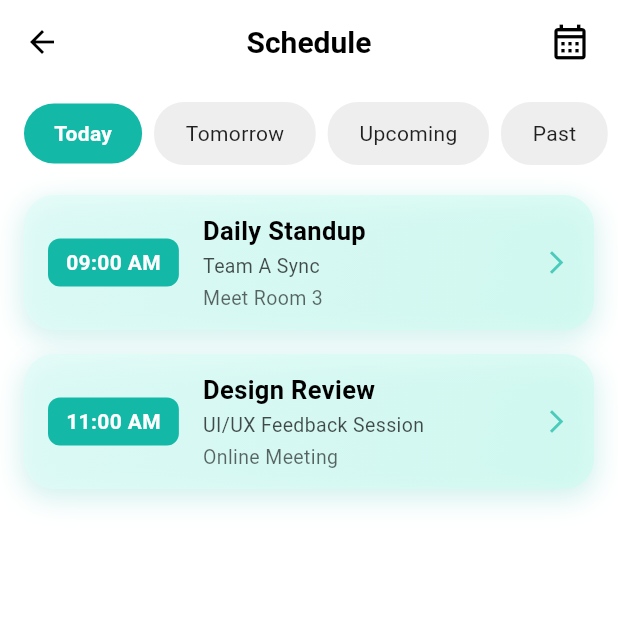
After one commit to essor1234/campussync, a Flutter app: the ScheduleScreen screen opened by its route, on a phone screen of 412 x 824 dp, the top half of it. The commit adds this screen. Run offline on Flutter 3.47's test engine with Material 3 defaults, Android fonts, the phone set to English and light mode, and no system bars; our stand-ins replace sqflite; accounts and stored records are empty.

Commit message:
build schedule UI

```diff
--- /dev/null
+++ b/lib/screens/schedule/schedule_day_filter.dart
@@ -0,0 +1,43 @@
+import 'package:campussync/screens/event/events_screen.dart';
+import 'package:flutter/material.dart'; // For kColorTeal, kColorTagNeutral
+
+class ScheduleDayFilter extends StatelessWidget {
+  final String label;
+  final bool isSelected;
+  final VoidCallback onTap;
+
+  const ScheduleDayFilter({
+    super.key,
+    required this.label,
+    required this.isSelected,
+    required this.onTap,
+  });
+
+  @override
+  Widget build(BuildContext context) {
+    return GestureDetector(
+      onTap: onTap,
+      child: Container(
+        margin: const EdgeInsets.only(right: 8),
+        padding: const EdgeInsets.symmetric(horizontal: 20, vertical: 10),
+        decoration: BoxDecoration(
+          color: isSelected
+              ? kColorTeal
+              : Colors.grey[200], // Active vs inactive color
+          borderRadius: BorderRadius.circular(20),
+          border: isSelected
+              ? null
+              : Border.all(color: Colors.transparent), // No border for inactive
+        ),
+        child: Text(
+          label,
+          style: TextStyle(
+            color: isSelected ? Colors.white : Colors.black87,
+            fontWeight: isSelected ? FontWeight.bold : FontWeight.normal,
+            fontSize: 14,
+          ),
+        ),
+      ),
+    );
+  }
+}
--- /dev/null
+++ b/lib/screens/schedule/schedule_event_tile.dart
@@ -0,0 +1,110 @@
+import 'package:flutter/material.dart';
+
+class ScheduleEventTile extends StatelessWidget {
+  final String time;
+  final String title;
+  final String subtitle;
+  final String location;
+  final Gradient gradient;
+  final Color accentColor; // For the time bubble and text
+  final VoidCallback onTap;
+
+  const ScheduleEventTile({
+    super.key,
+    required this.time,
+    required this.title,
+    required this.subtitle,
+    required this.location,
+    required this.gradient,
+    required this.accentColor,
+    required this.onTap,
+  });
+
+  @override
+  Widget build(BuildContext context) {
+    return GestureDetector(
+      onTap: onTap,
+      child: Container(
+        padding: const EdgeInsets.symmetric(horizontal: 16, vertical: 12),
+        decoration: BoxDecoration(
+          borderRadius: BorderRadius.circular(20),
+          gradient: gradient,
+          boxShadow: [
+            BoxShadow(
+              color: accentColor.withOpacity(0.2),
+              blurRadius: 15,
+              spreadRadius: 1,
+              offset: const Offset(0, 5),
+            ),
+          ],
+        ),
+        child: Row(
+          crossAxisAlignment: CrossAxisAlignment.center,
+          children: [
+            // Left side: Time bubble
+            Container(
+              padding: const EdgeInsets.symmetric(horizontal: 12, vertical: 6),
+              decoration: BoxDecoration(
+                color: accentColor,
+                borderRadius: BorderRadius.circular(8),
+              ),
+              child: Text(
+                time,
+                style: const TextStyle(
+                  color: Colors.white,
+                  fontWeight: FontWeight.bold,
+                  fontSize: 14,
+                ),
+              ),
+            ),
+            const SizedBox(width: 16),
+            // Middle: Event details
+            Expanded(
+              child: Column(
+                crossAxisAlignment: CrossAxisAlignment.start,
+                children: [
+                  Text(
+                    title,
+                    style: const TextStyle(
+                      color: Colors.black,
+                      fontWeight: FontWeight.bold,
+                      fontSize: 17,
+                    ),
+                    maxLines: 1,
+                    overflow: TextOverflow.ellipsis,
+                  ),
+                  const SizedBox(height: 2),
+                  Text(
+                    subtitle,
+                    style: TextStyle(
+                      color: Colors.black.withOpacity(0.7),
+                      fontSize: 13,
+                    ),
+                    maxLines: 1,
+                    overflow: TextOverflow.ellipsis,
+                  ),
+                  const SizedBox(height: 2),
+                  Text(
+                    location,
+                    style: TextStyle(
+                      color: Colors.black.withOpacity(0.6),
+                      fontSize: 13,
+                    ),
+                    maxLines: 1,
+                    overflow: TextOverflow.ellipsis,
+                  ),
+                ],
+              ),
+            ),
+            // Right side: Optional arrow icon
+            Icon(
+              Icons.arrow_forward_ios,
+              color: accentColor.withOpacity(0.7),
+              size: 18,
+            ),
+          ],
+        ),
+      ),
+    );
+  }
+}
--- /dev/null
+++ b/lib/screens/schedule/schedule_screen.dart
@@ -0,0 +1,352 @@
+import 'package:campussync/screens/event/events_screen.dart';
+import 'package:flutter/material.dart';
+import 'package:flutter/services.dart';
+import 'schedule_day_filter.dart';
+import 'schedule_event_tile.dart';
+
+import 'package:intl/intl.dart'; // Add 'intl' package to your pubspec.yaml
+import 'calendar_day_chip.dart';
+import 'time_slot_tile.dart';
+
+// --- Data Model for an Event ---
+class ScheduleEvent {
+  final String title;
+  final String subtitle;
+  final String location;
+  final DateTime startTime;
+  final int durationInMinutes;
+  final Color accentColor;
+
+  ScheduleEvent({
+    required this.title,
+    required this.subtitle,
+    required this.location,
+    required this.startTime,
+    this.durationInMinutes = 60,
+    required this.accentColor,
+  });
+}
+
+class ScheduleScreen extends StatefulWidget {
+  const ScheduleScreen({super.key});
+
+  @override
+  State<ScheduleScreen> createState() => _ScheduleScreenState();
+}
+
+class _ScheduleScreenState extends State<ScheduleScreen> {
+  // --- STATE VARIABLES ---
+
+  // View toggling state
+  bool _isCalendarView = false;
+
+  // State for List View
+  String _selectedDayFilter = 'Today';
+
+  // State for Calendar View
+  DateTime _selectedCalendarDay = DateTime.now();
+  final DateTime _today = DateTime.now();
+
+  // --- SAMPLE DATA ---
+  // In a real app, this would come from a database or API
+  final Map<DateTime, List<ScheduleEvent>> _events = {};
+
+  @override
+  void initState() {
+    super.initState();
+    final now = DateTime.now();
+    final today = DateTime(now.year, now.month, now.day);
+    final tomorrow = today.add(const Duration(days: 1));
+
+    _events.addAll({
+      today: [
+        ScheduleEvent(
+          title: 'Daily Standup',
+          subtitle: 'Team A Sync',
+          location: 'Meet Room 3',
+          startTime: today.add(const Duration(hours: 9)),
+          durationInMinutes: 30,
+          accentColor: kColorTeal,
+        ),
+        ScheduleEvent(
+          title: 'Design Review',
+          subtitle: 'UI/UX Feedback Session',
+          location: 'Online Meeting',
+          startTime: today.add(const Duration(hours: 11)),
+          durationInMinutes: 60,
+          accentColor: kColorTeal,
+        ),
+      ],
+      tomorrow: [
+        ScheduleEvent(
+          title: 'Code Refactoring',
+          subtitle: 'Improve component reusability',
+          location: 'Remote',
+          startTime: tomorrow.add(const Duration(hours: 10)),
+          durationInMinutes: 120,
+          accentColor: kColorTeal,
+        ),
+      ],
+    });
+  }
+
+  // --- METHODS ---
+
+  void _onDayFilterTap(String day) {
+    setState(() {
+      _selectedDayFilter = day;
+    });
+    print('Selected list view filter: $day');
+  }
+
+  void _onCalendarDayTap(DateTime day) {
+    setState(() {
+      _selectedCalendarDay = day;
+    });
+    print('Selected calendar day: $day');
+  }
+
+  void _toggleView() {
+    setState(() {
+      _isCalendarView = !_isCalendarView;
+    });
+    print('Toggled view to: ${_isCalendarView ? "Calendar" : "List"}');
+  }
+
+  // --- WIDGET BUILDERS ---
+
+  @override
+  Widget build(BuildContext context) {
+    SystemChrome.setSystemUIOverlayStyle(
+      const SystemUiOverlayStyle(
+        statusBarIconBrightness: Brightness.dark,
+        statusBarColor: Colors.transparent,
+      ),
+    );
+
+    return Scaffold(
+      appBar: _buildAppBar(),
+      body: _isCalendarView ? _buildCalendarView() : _buildListViewBody(),
+    );
+  }
+
+  /// Builds the AppBar for the Schedule screen
+  AppBar _buildAppBar() {
+    return AppBar(
+      backgroundColor: Colors.white,
+      elevation: 0,
+      leading: IconButton(
+        icon: const Icon(Icons.arrow_back, color: Colors.black),
+        onPressed: () {
+          print('Back button pressed on Schedule screen');
+          // Example action: Navigator.pop(context);
+        },
+      ),
+      title: const Text(
+        'Schedule',
+        style: TextStyle(
+          color: Colors.black,
+          fontWeight: FontWeight.bold,
+          fontSize: 20,
+        ),
+      ),
+      centerTitle: true,
+      actions: [
+        // The new toggle button
+        IconButton(
+          icon: Icon(
+            _isCalendarView
+                ? Icons.view_list_outlined
+                : Icons.calendar_month_outlined,
+            color: Colors.black,
+            size: 28,
+          ),
+          onPressed: _toggleView,
+        ),
+        const SizedBox(width: 8),
+      ],
+    );
+  }
+
+  // --- LIST VIEW (Original) ---
+
+  /// Body for the original "List View"
+  Widget _buildListViewBody() {
+    return Column(children: [_buildDayFilters(), _buildEventList()]);
+  }
+
+  /// Horizontal day filter chips (Today, Tomorrow, Upcoming)
+  Widget _buildDayFilters() {
+    return SingleChildScrollView(
+      scrollDirection: Axis.horizontal,
+      padding: const EdgeInsets.symmetric(horizontal: 16, vertical: 12),
+      child: Row(
+        children: [
+          ScheduleDayFilter(
+            label: 'Today',
+            isSelected: _selectedDayFilter == 'Today',
+            onTap: () => _onDayFilterTap('Today'),
+          ),
+          ScheduleDayFilter(
+            label: 'Tomorrow',
+            isSelected: _selectedDayFilter == 'Tomorrow',
+            onTap: () => _onDayFilterTap('Tomorrow'),
+          ),
+          ScheduleDayFilter(
+            label: 'Upcoming',
+            isSelected: _selectedDayFilter == 'Upcoming',
+            onTap: () => _onDayFilterTap('Upcoming'),
+          ),
+          ScheduleDayFilter(
+            label: 'Past',
+            isSelected: _selectedDayFilter == 'Past',
+            onTap: () => _onDayFilterTap('Past'),
+          ),
+        ],
+      ),
+    );
+  }
+
+  /// List of scheduled events
+  Widget _buildEventList() {
+    // This logic would be expanded based on the filter
+    List<ScheduleEvent> eventsToShow = [];
+    if (_selectedDayFilter == 'Today') {
+      eventsToShow =
+          _events[DateTime(_today.year, _today.month, _today.day)] ?? [];
+    } else if (_selectedDayFilter == 'Tomorrow') {
+      final tomorrow = DateTime(
+        _today.year,
+        _today.month,
+        _today.day,
+      ).add(const Duration(days: 1));
+      eventsToShow = _events[tomorrow] ?? [];
+    }
+
+    if (eventsToShow.isEmpty) {
+      return const Expanded(
+        child: Center(
+          child: Text(
+            'No events for this selection.',
+            style: TextStyle(fontSize: 16, color: Colors.grey),
+          ),
+        ),
+      );
+    }
+
+    return Expanded(
+      child: ListView.builder(
+        padding: const EdgeInsets.symmetric(horizontal: 16, vertical: 8),
+        itemCount: eventsToShow.length,
+        itemBuilder: (context, index) {
+          final event = eventsToShow[index];
+          return Padding(
+            padding: const EdgeInsets.only(bottom: 16.0),
+            child: ScheduleEventTile(
+              time: DateFormat('hh:mm a').format(event.startTime),
+              title: event.title,
+              subtitle: event.subtitle,
+              location: event.location,
+              gradient: kCardGradient, // Reusing gradient
+              accentColor: event.accentColor,
+              onTap: () => print('Tapped ${event.title}'),
+            ),
+          );
+        },
+      ),
+    );
+  }
+
+  // --- CALENDAR VIEW (New) ---
+
+  /// Body for the new "Calendar View"
+  Widget _buildCalendarView() {
+    return Column(
+      children: [
+        _buildWeekSelector(),
+        const Divider(height: 1, color: Colors.black12),
+        _buildDayTimeline(),
+      ],
+    );
+  }
+
+  /// The horizontal week selector strip
+  Widget _buildWeekSelector() {
+    // Building 7 days starting from today
+    final List<DateTime> weekDays = List.generate(
+      7,
+      (index) => DateTime(
+        _today.year,
+        _today.month,
+        _today.day,
+      ).add(Duration(days: index)),
+    );
+
+    return SingleChildScrollView(
+      scrollDirection: Axis.horizontal,
+      padding: const EdgeInsets.symmetric(horizontal: 16, vertical: 12),
+      child: Row(
+        children: weekDays.map((day) {
+          final isSelected =
+              day.day == _selectedCalendarDay.day &&
+              day.month == _selectedCalendarDay.month &&
+              day.year == _selectedCalendarDay.year;
+          return CalendarDayChip(
+            day: day,
+            isSelected: isSelected,
+            onTap: () => _onCalendarDayTap(day),
+          );
+        }).toList(),
+      ),
+    );
+  }
+
+  /// The timeline for the selected day
+  Widget _buildDayTimeline() {
+    // Generate time slots from 8 AM to 5 PM
+    final List<DateTime> timeSlots = List.generate(10, (index) {
+      return DateTime(
+        _selectedCalendarDay.year,
+        _selectedCalendarDay.month,
+        _selectedCalendarDay.day,
+        8 + index, // 8 AM, 9 AM, 10 AM...
+      );
+    });
+
+    // Get events for the selected day
+    final selectedDayKey = DateTime(
+      _selectedCalendarDay.year,
+      _selectedCalendarDay.month,
+      _selectedCalendarDay.day,
+    );
+    final dayEvents = _events[selectedDayKey] ?? [];
+
+    return Expanded(
+      child: ListView.builder(
+        padding: const EdgeInsets.all(16),
+        itemCount: timeSlots.length,
+        itemBuilder: (context, index) {
+          final slotTime = timeSlots[index];
+
+          // Find an event that starts in this time slot
+          ScheduleEvent? eventForSlot;
+          try {
+            eventForSlot = dayEvents.firstWhere(
+              (event) => event.startTime.hour == slotTime.hour,
+            );
+          } catch (e) {
+            eventForSlot = null; // No event found
+          }
+
+          return TimeSlotTile(
+            time: DateFormat('hh:mm a').format(slotTime),
+            event: eventForSlot,
+            onEventTap: eventForSlot != null
+                ? () => print('Tapped ${eventForSlot!.title}')
+                : null,
+          );
+        },
+      ),
+    );
+  }
+}
--- a/lib/utils/routes.dart
+++ b/lib/utils/routes.dart
@@ -1,3 +1,5 @@
+import 'package:campussync/screens/event/events_screen.dart';
+import 'package:campussync/screens/schedule/schedule_screen.dart';
 import 'package:flutter/material.dart';
 import '../screens/auth/login_screen.dart';
 import '../screens/auth/register_screen.dart';
@@ -7,6 +9,7 @@ class Routes {
   static const String login = '/login';
   static const String register = '/register';
   static const String events = '/events';
+  static const String schedule = '/schedule';
 
   static Route<dynamic> generateRoute(RouteSettings settings) {
     switch (settings.name) {
@@ -14,6 +17,10 @@ class Routes {
         return MaterialPageRoute(builder: (_) => LoginScreen());
       case register:
         return MaterialPageRoute(builder: (_) => RegisterScreen());
+      case events:
+        return MaterialPageRoute(builder: (_) => const EventScreen());
+      case schedule:
+        return MaterialPageRoute(builder: (_) => const ScheduleScreen());
       default:
         return MaterialPageRoute(
           builder: (_) =>
```
Also changed, not shown: lib/main.dart (+6 -4 lines), lib/screens/schedule/calendar_day_chip.dart (added, +57 -0 lines), lib/screens/schedule/time_slot_tile.dart (added, +112 -0 lines), lib/screens/schedule_screen.dart (deleted).
